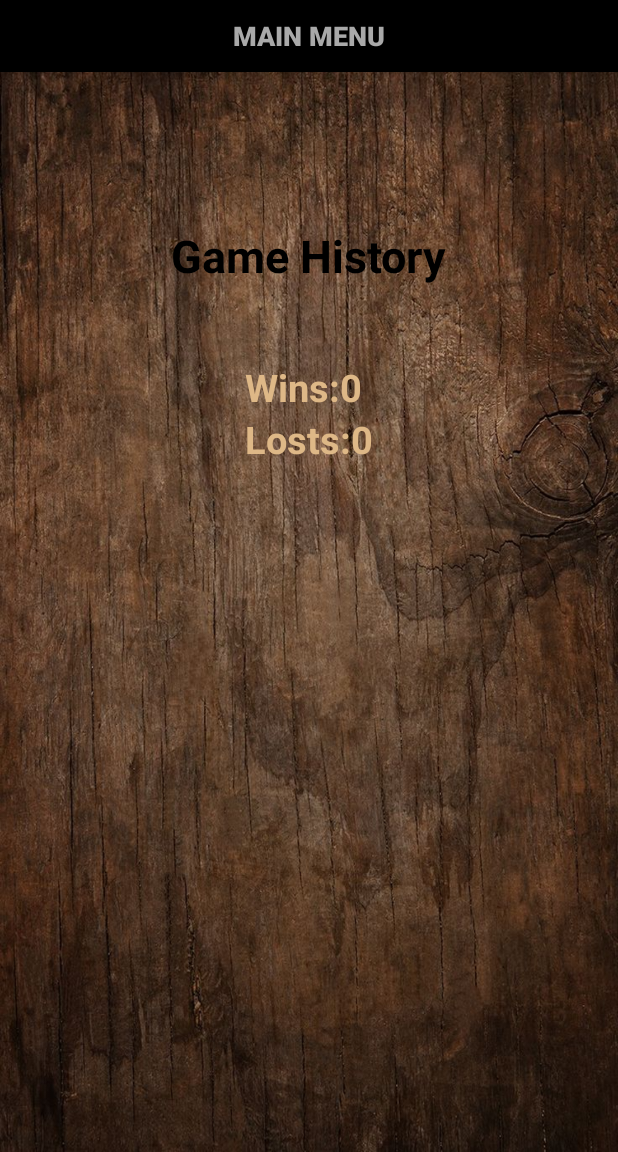
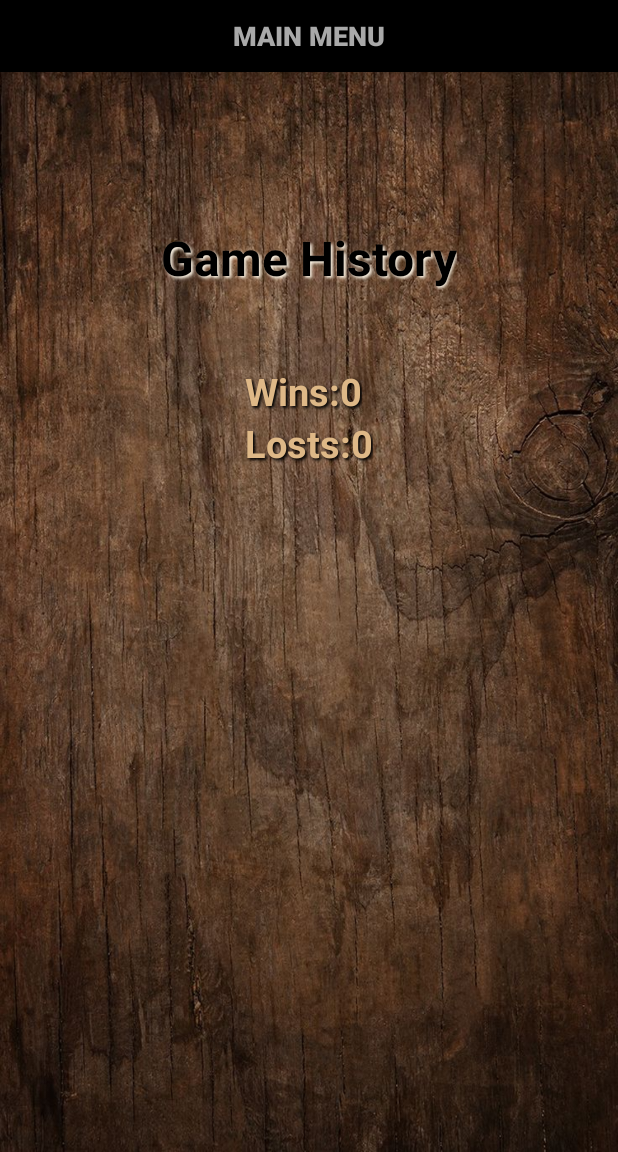
Before and after one commit to Hala-Alsouly/assignapp2019s1, an Android app: the GameRecord screen opened directly, with no data from a screen before it, on a phone screen of 412 x 824 dp, the part 84-1236 px from its top. Run offline under Robolectric (Android 15) with nearby library versions, the phone set to English and light mode, and no system bars.

```diff
--- a/app/src/main/res/layout/activity_main.xml
+++ b/app/src/main/res/layout/activity_main.xml
@@ -12,9 +12,13 @@
         android:layout_width="wrap_content"
         android:layout_height="wrap_content"
         android:text="Gomoku"
-        android:textSize="30dp"
+        android:textSize="32dp"
         android:textStyle="bold"
         android:textColor="@color/Black"
+        android:shadowColor="@color/OldLace"
+        android:shadowDx="1.5"
+        android:shadowDy="1.5"
+        android:shadowRadius="2"
         android:textAllCaps="false"
         android:layout_centerHorizontal="true"
         android:layout_marginTop="150dp"
--- a/app/src/main/res/layout/game_record.xml
+++ b/app/src/main/res/layout/game_record.xml
@@ -23,10 +23,14 @@
         android:layout_width="wrap_content"
         android:layout_height="wrap_content"
         android:text="Game History"
-        android:textSize="30dp"
+        android:textSize="32dp"
         android:textAllCaps="false"
         android:textStyle="bold"
         android:textColor="@color/Black"
+        android:shadowColor="@color/OldLace"
+        android:shadowDx="1.5"
+        android:shadowDy="1.5"
+        android:shadowRadius="2"
         android:layout_centerHorizontal="true"
         android:layout_marginTop="150dp"
         />
@@ -53,6 +57,10 @@
                 android:textAllCaps="false"
                 android:textStyle="bold"
                 android:textColor="@color/BurlyWood"
+                android:shadowColor="@color/Black"
+                android:shadowDx="1.5"
+                android:shadowDy="1.5"
+                android:shadowRadius="2"
                 android:layout_centerHorizontal="true"
                 />
             <TextView
@@ -64,6 +72,10 @@
                 android:textAllCaps="false"
                 android:textStyle="bold"
                 android:textColor="@color/BurlyWood"
+                android:shadowColor="@color/Black"
+                android:shadowDx="1.5"
+                android:shadowDy="1.5"
+                android:shadowRadius="2"
                 android:layout_centerHorizontal="true"
                 />
         </LinearLayout>
@@ -80,6 +92,10 @@
                 android:textAllCaps="false"
                 android:textStyle="bold"
                 android:textColor="@color/BurlyWood"
+                android:shadowColor="@color/Black"
+                android:shadowDx="1.5"
+                android:shadowDy="1.5"
+                android:shadowRadius="2"
                 android:layout_centerHorizontal="true"
                 />
             <TextView
@@ -91,6 +107,10 @@
                 android:textAllCaps="false"
                 android:textStyle="bold"
                 android:textColor="@color/BurlyWood"
+                android:shadowColor="@color/Black"
+                android:shadowDx="1.5"
+                android:shadowDy="1.5"
+                android:shadowRadius="2"
                 android:layout_centerHorizontal="true"
                 />
         </LinearLayout>
```
